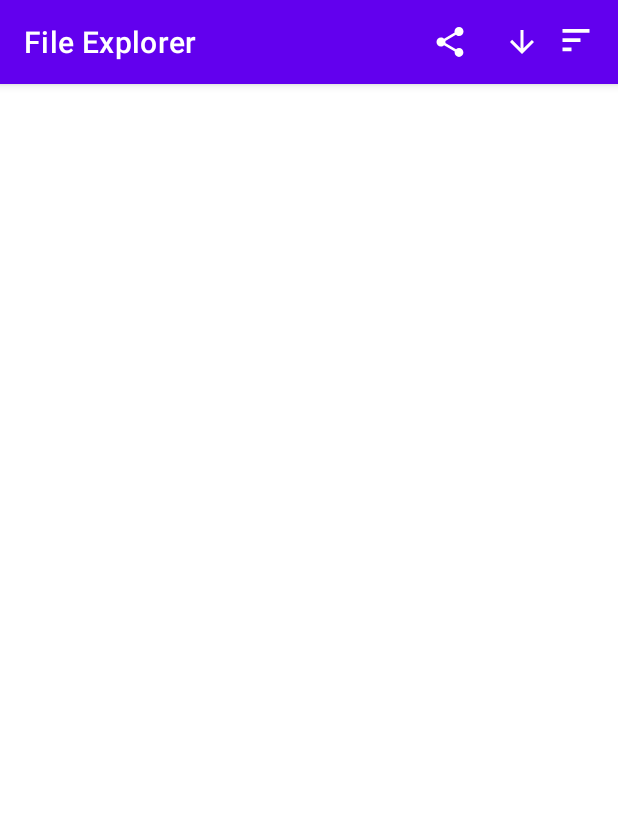
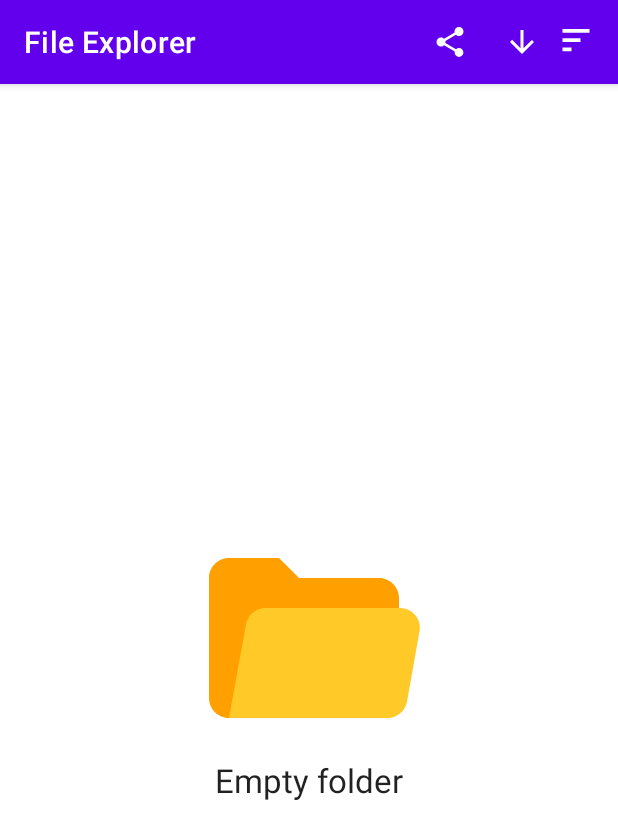
Before and after one commit to Timur-Cheryapov/file-explorer, an Android app: the screen it shows after launch (MainActivity), in the options menu, after a tap on "Extension", on a phone screen of 412 x 824 dp. Shown: the top 839 px of the screen. Run offline under Robolectric (Android 15) with nearby library versions, the phone set to English and light mode, and no system bars; our stand-ins replace Room's generated code, data binding; 1 statement that could not run was skipped.

Commit message:
Fixed hash background work, added Empty Folder image

```diff
--- a/app/src/main/java/com/example/fileexplorer/ui/BindingAdapters.kt
+++ b/app/src/main/java/com/example/fileexplorer/ui/BindingAdapters.kt
@@ -2,6 +2,7 @@ package com.example.fileexplorer.ui
 
 import android.view.View
 import android.widget.ImageView
+import android.widget.TextView
 import androidx.databinding.BindingAdapter
 import androidx.recyclerview.widget.RecyclerView
 import com.example.fileexplorer.R
@@ -56,3 +57,12 @@ fun checkApiStatus(imageView: ImageView, status: ApiStatus?) {
         ApiStatus.DONE -> imageView.visibility = View.GONE
     }
 }
+
+// For displaying empty directory view
+@BindingAdapter("EmptyDirectory")
+fun checkEmptyDirectory(textView: TextView, directoryEmpty: Boolean?) {
+    when (directoryEmpty!!) {
+        true -> textView.visibility = View.VISIBLE
+        false -> textView.visibility = View.GONE
+    }
+}
--- a/app/src/main/java/com/example/fileexplorer/ui/viewmodel/FileViewModel.kt
+++ b/app/src/main/java/com/example/fileexplorer/ui/viewmodel/FileViewModel.kt
@@ -20,6 +20,7 @@ import com.example.fileexplorer.model.LightFile
 import com.example.fileexplorer.model.SHORT_STRING
 import com.example.fileexplorer.model.START_DIRECTORY
 import kotlinx.coroutines.Dispatchers
+import kotlinx.coroutines.coroutineScope
 import kotlinx.coroutines.launch
 import kotlinx.coroutines.runBlocking
 import java.io.File
@@ -45,6 +46,10 @@ class FileViewModel(
      */
     var pathStack = ArrayDeque<String>(listOf())
 
+    // Set of paths where the user was.
+    // In order not to calculate hash for same files after the start of the app
+    var pathSet: MutableSet<String> = mutableSetOf()
+
     // Values for determining the order to be shown
     var sortBy = DEFAULT_SORT
     var order = ASCEND_ORDER
@@ -53,7 +58,11 @@ class FileViewModel(
     private var _status = MutableLiveData<ApiStatus>()
     val status: LiveData<ApiStatus> = _status
 
-    private val MAX_FILE_SIZE = 2.0.pow(30).toLong()
+    // State if the folder is empty
+    private var _directoryEmpty = MutableLiveData<Boolean>()
+    val directoryEmpty: LiveData<Boolean> = _directoryEmpty
+
+    private val MAX_FILE_SIZE = 4*2.0.pow(30).toLong() // 4GB
 
     // Initialise all data from the start
     init {
@@ -83,14 +92,10 @@ class FileViewModel(
         shouldUpdateDatabase: Boolean = false,
     ) {
         _status.value = ApiStatus.LOADING
-        // Files fetched from the directory
         var files: MutableList<File> = mutableListOf()
-        // Future light files to be displayed
         var lightFiles: MutableList<LightFile> = mutableListOf()
-        // Temporary light file
         var lightFile: LightFile
-        // Hash of file
-        var hash = ""
+
         // Get files from directory
         try {
             files =
@@ -99,129 +104,33 @@ class FileViewModel(
             e.message?.let { Log.d("Files", it) }
         }
 
+        if (files.isNotEmpty()) {
+            _directoryEmpty.value = false
             if (shouldUpdateDatabase) {
-            // Folders are always first.
-            // Order files based on chosen sortBy and order
-            if (order == DESCEND_ORDER) {
-                when (sortBy) {
-                    DataTypes.SIZE -> files.sortByDescending {
-                        if (it.isDirectory) Long.MAX_VALUE
-                        else it.length()
-                    }
-
-                    DataTypes.DATE -> files.sortByDescending {
-                        if (it.isDirectory) Long.MAX_VALUE
-                        else it.lastModified()
-                    }
-
-                    DataTypes.EXTENSION -> files.sortByDescending {
-                        if (it.isDirectory) LONG_STRING + it.name.lowercase()
-                        else it.extension.lowercase() + it.name.lowercase()
-                    }
-
-                    else -> files.sortByDescending {
-                        if (it.isDirectory) LONG_STRING + it.name.lowercase()
-                        else it.name.lowercase()
-                    }
-                }
-            } else {
-                when (sortBy) {
-                    DataTypes.SIZE -> files.sortBy {
-                        if (it.isDirectory) Long.MIN_VALUE
-                        else it.length()
-                    }
-
-                    DataTypes.DATE -> files.sortBy {
-                        if (it.isDirectory) Long.MIN_VALUE
-                        else it.lastModified()
-                    }
-
-                    DataTypes.EXTENSION -> files.sortBy {
-                        if (it.isDirectory) SHORT_STRING + it.name.lowercase()
-                        else it.extension.lowercase() + it.name.lowercase()
-                    }
-
-                    else -> files.sortBy {
-                        if (it.isDirectory) SHORT_STRING + it.name.lowercase()
-                        else it.name.lowercase()
-                    }
-                }
-            }
                 // Iteration through each fetched file
                 files.forEach {
                     lightFile = makeLightFile(it)
                     Log.d("Files", "FileName: ${lightFile.name}")
-
-                // Handle the case if it is the folder
-                if (lightFile.extension != FOLDER_TYPE) {
-                    // If it is very big (>1GB), don't count the hash
-                    if (lightFile.size < MAX_FILE_SIZE) {
-                        hash = HashUtils.getHashFromFile(it)
-                        Log.d("Files", "HashCode: $hash")
-
-                        // Check hash from database
-                        if (isNewHash(lightFile.path, hash)) {
-                            lightFile.wasEdited = true
-                            Log.d("Files", "${lightFile.name} hash was edited")
-                        }
-                    }
-                    // Upsert hashed file in database from this directory
-                    upsert(makeHashedFile(lightFile.path, hash))
-                }
                     // Add light file to the future Live Data of all light files
                     lightFiles.add(lightFile)
                 }
             } else {
                 // Else just iterate through each file in all light files with new order
                 lightFiles = allLightFiles.value?.toMutableList() ?: mutableListOf()
-            if (order == DESCEND_ORDER) {
-                when (sortBy) {
-                    DataTypes.SIZE -> lightFiles.sortByDescending {
-                        if (it.extension == FOLDER_TYPE) Long.MAX_VALUE
-                        else it.size
+            }
+            lightFiles = sortLightFiles(lightFiles).toMutableList()
+        } else {
+            _directoryEmpty.value = true
         }
 
-                    DataTypes.DATE -> lightFiles.sortByDescending {
-                        if (it.extension == FOLDER_TYPE) Long.MAX_VALUE
-                        else it.date
-                    }
+        _status.value = ApiStatus.DONE
+        _allLightFiles.value = lightFiles
 
-                    DataTypes.EXTENSION -> lightFiles.sortByDescending {
-                        if (it.extension == FOLDER_TYPE) LONG_STRING + it.name.lowercase()
-                        else it.extension.lowercase() + it.name.lowercase()
-                    }
-
-                    else -> lightFiles.sortByDescending {
-                        if (it.extension == FOLDER_TYPE) LONG_STRING + it.name.lowercase()
-                        else it.name.lowercase()
+        if (shouldUpdateDatabase) {
+            if (!pathSet.contains(directory)) {
+                updateHashesForLightFiles(lightFiles)
             }
         }
-            } else {
-                when (sortBy) {
-                    DataTypes.SIZE -> lightFiles.sortBy {
-                        if (it.extension == FOLDER_TYPE) Long.MIN_VALUE
-                        else it.size
-                    }
-
-                    DataTypes.DATE -> lightFiles.sortBy {
-                        if (it.extension == FOLDER_TYPE) Long.MIN_VALUE
-                        else it.date
-                    }
-
-                    DataTypes.EXTENSION -> lightFiles.sortBy {
-                        if (it.extension == FOLDER_TYPE) SHORT_STRING + it.name.lowercase()
-                        else it.extension.lowercase() + it.name.lowercase()
-                    }
-
-                    else -> lightFiles.sortBy {
-                        if (it.extension == FOLDER_TYPE) SHORT_STRING + it.name.lowercase()
-                        else it.name.lowercase()
-                    }
-                }
-            }
-        }
-        _status.value = ApiStatus.DONE
-        _allLightFiles.value = lightFiles
     }
 
     // Turn java file to light file
@@ -244,6 +153,89 @@ class FileViewModel(
             size = size,
             wasEdited = wasEdited
         )
+    }
+
+    // Sort the list of light files using given order and sort
+    private fun sortLightFiles(lightFiles: MutableList<LightFile>) : List<LightFile> {
+        // Folders are always first.
+        return if (order == DESCEND_ORDER) {
+            when (sortBy) {
+                DataTypes.SIZE -> lightFiles.sortedByDescending {
+                    if (it.extension == FOLDER_TYPE) Long.MAX_VALUE
+                    else it.size
+                }
+
+                DataTypes.DATE -> lightFiles.sortedByDescending {
+                    if (it.extension == FOLDER_TYPE) Long.MAX_VALUE
+                    else it.date
+                }
+
+                DataTypes.EXTENSION -> lightFiles.sortedByDescending {
+                    if (it.extension == FOLDER_TYPE) LONG_STRING + it.name.lowercase()
+                    else it.extension.lowercase() + it.name.lowercase()
+                }
+
+                else -> lightFiles.sortedByDescending {
+                    if (it.extension == FOLDER_TYPE) LONG_STRING + it.name.lowercase()
+                    else it.name.lowercase()
+                }
+            }
+        } else {
+            when (sortBy) {
+                DataTypes.SIZE -> lightFiles.sortedBy {
+                    if (it.extension == FOLDER_TYPE) Long.MIN_VALUE
+                    else it.size
+                }
+
+                DataTypes.DATE -> lightFiles.sortedBy {
+                    if (it.extension == FOLDER_TYPE) Long.MIN_VALUE
+                    else it.date
+                }
+
+                DataTypes.EXTENSION -> lightFiles.sortedBy {
+                    if (it.extension == FOLDER_TYPE) SHORT_STRING + it.name.lowercase()
+                    else it.extension.lowercase() + it.name.lowercase()
+                }
+
+                else -> lightFiles.sortedBy {
+                    if (it.extension == FOLDER_TYPE) SHORT_STRING + it.name.lowercase()
+                    else it.name.lowercase()
+                }
+            }
+        }
+    }
+
+    // Caller for handling background work calculating hashes
+    private fun updateHashesForLightFiles(lightFiles: MutableList<LightFile>) {
+        pathSet.add(directory)
+        viewModelScope.launch(Dispatchers.IO) { handleHash(lightFiles) }
+    }
+
+    // Caller for every file
+    private suspend fun handleHash(lightFiles: MutableList<LightFile>) = coroutineScope {
+        //var hash = ""
+        lightFiles.forEach {
+            launch {
+                if (it.extension != FOLDER_TYPE) {
+                    calculateHash(it)
+                }
+            }
+        }
+    }
+
+    // Actually calculates hash for file, updates it in database, changes wasEdited state
+    private fun calculateHash(lightFile: LightFile) {
+        // If it is very big, don't count the hash
+        val hash = //if (lightFile.size < MAX_FILE_SIZE)
+            HashUtils.getHashFromFile(File(lightFile.path)) //else ""
+        Log.d("Files", "Hash: $hash")
+
+        upsert(makeHashedFile(lightFile.path, hash))
+
+        if (isNewHash(lightFile.path, hash)) {
+            _allLightFiles.value?.find { target -> target.path == lightFile.path }?.wasEdited = true
+            Log.d("Files", "${lightFile.name} hash was edited")
+        }
     }
 
     // Make file with hash
--- /dev/null
+++ b/app/src/main/res/drawable/icons8_opened_folder.xml
@@ -0,0 +1,12 @@
+<vector xmlns:android="http://schemas.android.com/apk/res/android"
+    android:width="160dp"
+    android:height="160dp"
+    android:viewportWidth="48"
+    android:viewportHeight="48">
+  <path
+      android:pathData="M38,12H22l-4,-4H8c-2.2,0 -4,1.8 -4,4v24c0,2.2 1.8,4 4,4h31c1.7,0 3,-1.3 3,-3V16C42,13.8 40.2,12 38,12z"
+      android:fillColor="#FFA000"/>
+  <path
+      android:pathData="M42.2,18H15.3c-1.9,0 -3.6,1.4 -3.9,3.3L8,40h31.7c1.9,0 3.6,-1.4 3.9,-3.3l2.5,-14C46.6,20.3 44.7,18 42.2,18z"
+      android:fillColor="#FFCA28"/>
+</vector>
--- a/app/src/main/res/layout/fragment_overview.xml
+++ b/app/src/main/res/layout/fragment_overview.xml
@@ -30,16 +30,33 @@
 
         <!-- Loading image -->
         <ImageView
+            android:id="@+id/loading_image"
             android:layout_width="160dp"
             android:layout_height="160dp"
+            android:contentDescription="@string/loading_icon"
             android:src="@drawable/loading_icon_animated"
             android:visibility="gone"
             app:ApiStatus="@{viewModel.status}"
             app:layout_constraintBottom_toBottomOf="parent"
             app:layout_constraintEnd_toEndOf="parent"
             app:layout_constraintStart_toStartOf="parent"
-            app:layout_constraintTop_toTopOf="parent"
-            android:contentDescription="@string/loading_icon" />
+            app:layout_constraintTop_toTopOf="parent" />
+
+        <!-- Empty directory -->
+        <TextView
+            android:id="@+id/empty_directory_view"
+            android:layout_width="wrap_content"
+            android:layout_height="wrap_content"
+            android:text="@string/empty_folder"
+            android:textAlignment="center"
+            android:textAppearance="@style/TextAppearance.AppCompat.Large"
+            android:visibility="visible"
+            app:EmptyDirectory="@{viewModel.directoryEmpty}"
+            app:drawableTopCompat="@drawable/icons8_opened_folder"
+            app:layout_constraintBottom_toBottomOf="parent"
+            app:layout_constraintEnd_toEndOf="parent"
+            app:layout_constraintStart_toStartOf="parent"
+            app:layout_constraintTop_toTopOf="parent" />
 
     </androidx.constraintlayout.widget.ConstraintLayout>
 </layout>
--- a/app/src/main/res/layout/list_item_light_file.xml
+++ b/app/src/main/res/layout/list_item_light_file.xml
@@ -39,10 +39,8 @@
             android:layout_height="wrap_content"
             android:layout_marginStart="10dp"
             android:ellipsize="end"
-            android:maxWidth="300dp"
+            android:scrollHorizontally="false"
             android:maxLines="1"
-            android:scrollHorizontally="false"
-            android:singleLine="true"
             android:text="@{lightFile.name}"
             android:textAppearance="@style/TextAppearance.AppCompat.Large"
             app:layout_constraintStart_toEndOf="@+id/icon"
--- a/app/src/main/res/values/strings.xml
+++ b/app/src/main/res/values/strings.xml
@@ -12,4 +12,5 @@
     <string name="file_was_edited">File was edited</string>
     <string name="share">Share</string>
     <string name="loading_icon">Loading icon</string>
+    <string name="empty_folder">Empty folder</string>
 </resources>
--- a/build.gradle
+++ b/build.gradle
@@ -1,6 +1,6 @@
 // Top-level build file where you can add configuration options common to all sub-projects/modules.
 plugins {
-    id 'com.android.application' version '8.0.1' apply false
-    id 'com.android.library' version '8.0.1' apply false
+    id 'com.android.application' version '8.0.2' apply false
+    id 'com.android.library' version '8.0.2' apply false
     id 'org.jetbrains.kotlin.android' version '1.8.21' apply false
 }
```
Lines whose indentation alone changed are shown as unchanged.
